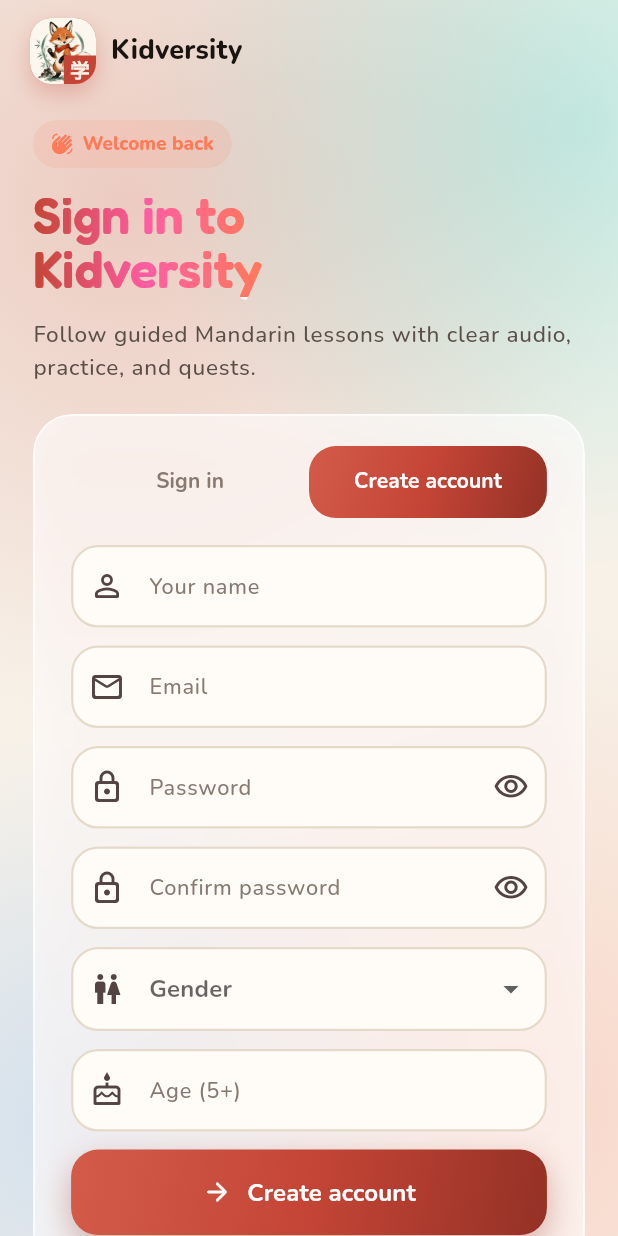
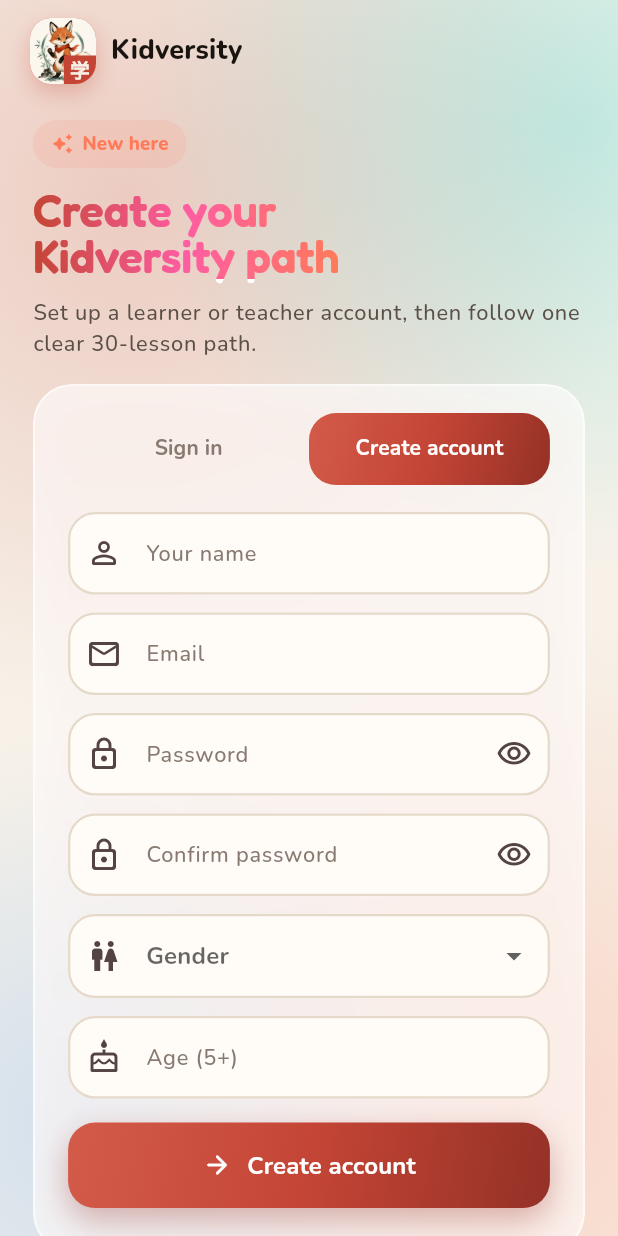
Before and after one commit to DennisOgi/Kidversity, a Flutter app: the AuthScreen screen opened by its route, tab 2 chosen, on a phone screen of 412 x 824 dp. Run offline on Flutter 3.47's test engine with Material 3 defaults, Android fonts, the phone set to English and light mode, and no system bars; our stand-ins replace audioplayers, flutter_dotenv, flutter_riverpod, flutter_tts, go_router, google_fonts and 3 more; accounts and stored records are empty.

Commit message:
Polish mobile auth and landing, drop extra gender options, and stop icon flash.
Co-authored-by: Cursor <cursoragent@cursor.com>

```diff
--- a/lib/features/auth/auth_screen.dart
+++ b/lib/features/auth/auth_screen.dart
@@ -201,7 +201,12 @@ class _AuthScreenState extends ConsumerState<AuthScreen>
                             ? Row(
                                 crossAxisAlignment: CrossAxisAlignment.center,
                                 children: [
-                                  Expanded(child: _HeroPanel(text: text)),
+                                  Expanded(
+                                    child: _HeroPanel(
+                                      text: text,
+                                      signup: _tabs.index == 1,
+                                    ),
+                                  ),
                                   const SizedBox(width: 48),
                                   Expanded(
                                     child: _FormCard(
@@ -236,8 +241,12 @@ class _AuthScreenState extends ConsumerState<AuthScreen>
                               )
                             : Column(
                                 children: [
-                                  _HeroPanel(text: text, compact: true),
-                                  const SizedBox(height: 20),
+                                  _HeroPanel(
+                                    text: text,
+                                    compact: true,
+                                    signup: _tabs.index == 1,
+                                  ),
+                                  const SizedBox(height: 16),
                                   _FormCard(
                                     tabs: _tabs,
                                     text: text,
@@ -282,7 +291,12 @@ class _AuthScreenState extends ConsumerState<AuthScreen>
 class _HeroPanel extends StatelessWidget {
   final TextTheme text;
   final bool compact;
-  const _HeroPanel({required this.text, this.compact = false});
+  final bool signup;
+  const _HeroPanel({
+    required this.text,
+    this.compact = false,
+    this.signup = false,
+  });
 
   @override
   Widget build(BuildContext context) {
@@ -291,12 +305,14 @@ class _HeroPanel extends StatelessWidget {
         crossAxisAlignment: CrossAxisAlignment.start,
         mainAxisSize: MainAxisSize.min,
         children: [
-          const Pill(
-            label: 'Welcome back',
-            icon: Icons.waving_hand_rounded,
+          Pill(
+            label: signup ? 'New here' : 'Welcome back',
+            icon: signup
+                ? Icons.auto_awesome_rounded
+                : Icons.waving_hand_rounded,
             color: AppColors.secondary,
           ),
-          SizedBox(height: compact ? 14 : 22),
+          SizedBox(height: compact ? 12 : 22),
           ShaderMask(
             shaderCallback: (r) => const LinearGradient(
               colors: [
@@ -307,19 +323,25 @@ class _HeroPanel extends StatelessWidget {
             ).createShader(r),
             child: Text(
               compact
-                  ? 'Sign in to\nKidversity'
-                  : 'Your Mandarin path,\nmade clear.',
+                  ? (signup
+                        ? 'Create your\nKidversity path'
+                        : 'Sign in to\nKidversity')
+                  : (signup
+                        ? 'Start your Mandarin\npath today.'
+                        : 'Your Mandarin path,\nmade clear.'),
               style: text.displayMedium?.copyWith(
                 color: Colors.white,
-                fontSize: compact ? 34 : 44,
+                fontSize: compact ? 30 : 44,
                 height: 1.05,
               ),
             ),
           ),
-          const SizedBox(height: 14),
+          const SizedBox(height: 12),
           Text(
-            'Follow guided Mandarin lessons with clear audio, practice, and quests.',
-            style: text.bodyLarge?.copyWith(fontSize: compact ? 15 : 16.5),
+            signup
+                ? 'Set up a learner or teacher account, then follow one clear 30-lesson path.'
+                : 'Follow guided Mandarin lessons with clear audio, practice, and quests.',
+            style: text.bodyLarge?.copyWith(fontSize: compact ? 14.5 : 16.5),
           ),
           if (!compact) ...[
             const SizedBox(height: 28),
@@ -413,7 +435,7 @@ class _FormCard extends StatelessWidget {
       delay: const Duration(milliseconds: 160),
       child: GlassCard(
         frosted: true,
-        padding: const EdgeInsets.fromLTRB(24, 20, 24, 24),
+        padding: const EdgeInsets.fromLTRB(22, 18, 22, 28),
         shadow: AppTheme.softShadow,
         child: Column(
           crossAxisAlignment: CrossAxisAlignment.stretch,
@@ -494,7 +516,7 @@ class _FormCard extends StatelessWidget {
                 ],
               ),
             ],
-            const SizedBox(height: 12),
+            const SizedBox(height: 16),
             GradientButton(
               label: auth.isLoading
                   ? 'Please wait…'
@@ -535,8 +557,6 @@ class _Fields extends StatelessWidget {
   static const _genderOptions = [
     ('female', 'Female'),
     ('male', 'Male'),
-    ('non_binary', 'Non-binary'),
-    ('prefer_not_to_say', 'Prefer not to say'),
   ];
 
   const _Fields({
--- a/lib/features/onboarding/onboarding_screen.dart
+++ b/lib/features/onboarding/onboarding_screen.dart
@@ -457,10 +457,10 @@ class _OnboardingPreview extends StatelessWidget {
                   ),
                   child: AnimatedSwitcher(
                     duration: const Duration(milliseconds: 260),
-                    child: Text(
+                    child: EmojiText(
                       avatar,
                       key: ValueKey(avatar),
-                      style: const TextStyle(fontSize: 38),
+                      size: 38,
                     ),
                   ),
                 ),
@@ -633,7 +633,7 @@ class _AvatarStep extends StatelessWidget {
                     boxShadow: selected == emoji ? AppTheme.cardShadow : null,
                   ),
                   alignment: Alignment.center,
-                  child: Text(emoji, style: const TextStyle(fontSize: 30)),
+                  child: EmojiText(emoji, size: 30),
                 ),
               ),
           ],
--- a/lib/features/student/foundation_path_screen.dart
+++ b/lib/features/student/foundation_path_screen.dart
@@ -359,7 +359,7 @@ class _ModuleSectionState extends State<_ModuleSection> {
               children: [
                 AspectRatio(
                   aspectRatio: 2.4,
-                  child: Image.asset(_coverPath, fit: BoxFit.cover),
+                  child: WarmAssetImage(_coverPath),
                 ),
                 Positioned.fill(
                   child: DecoratedBox(
--- a/lib/features/student/mandarin_lesson_player.dart
+++ b/lib/features/student/mandarin_lesson_player.dart
@@ -10,6 +10,7 @@ import '../../services/mandarin_audio_service.dart';
 import '../../services/supabase_service.dart';
 import '../../theme/app_colors.dart';
 import '../../theme/app_theme.dart';
+import '../../widgets/common.dart';
 import '../../widgets/error_boundary.dart';
 
 enum _FoundationStage { character, explain, dialogue, practice, quest, result }
@@ -395,9 +396,8 @@ class _MandarinLessonPlayerState extends ConsumerState<MandarinLessonPlayer> {
           const SizedBox(height: 22),
           ClipRRect(
             borderRadius: BorderRadius.circular(AppTheme.radiusLg),
-            child: Image.asset(
+            child: const WarmAssetImage(
               'assets/mandarin/four_tones_diagram.png',
-              fit: BoxFit.cover,
             ),
           ),
         ],
--- a/lib/features/student/profile_screen.dart
+++ b/lib/features/student/profile_screen.dart
@@ -75,7 +75,7 @@ class ProfileScreen extends ConsumerWidget {
                   shape: BoxShape.circle,
                 ),
                 alignment: Alignment.center,
-                child: Text(avatar, style: const TextStyle(fontSize: 44)),
+                child: EmojiText(avatar, size: 44),
               ),
               const SizedBox(height: 12),
               Text(
--- a/lib/main.dart
+++ b/lib/main.dart
@@ -102,6 +102,15 @@ Future<void> _initializeApp() async {
 class KidversityApp extends ConsumerWidget {
   const KidversityApp({super.key});
 
+  static const _brandAssets = [
+    AssetImage('assets/mandarin/fox_mascot.png'),
+    AssetImage('assets/mandarin/module_1_first_contact.png'),
+    AssetImage('assets/mandarin/module_2_my_world.png'),
+    AssetImage('assets/mandarin/module_3_everyday_mandarin.png'),
+    AssetImage('assets/mandarin/four_tones_diagram.png'),
+    AssetImage('assets/mandarin/path_state_stamps.png'),
+  ];
+
   @override
   Widget build(BuildContext context, WidgetRef ref) {
     final router = ref.watch(routerProvider);
@@ -110,6 +119,12 @@ class KidversityApp extends ConsumerWidget {
       debugShowCheckedModeBanner: false,
       theme: AppTheme.light,
       routerConfig: router,
+      builder: (context, child) {
+        for (final image in _brandAssets) {
+          precacheImage(image, context);
+        }
+        return child ?? const SizedBox.shrink();
+      },
     );
   }
 }
--- a/lib/theme/app_theme.dart
+++ b/lib/theme/app_theme.dart
@@ -4,9 +4,9 @@ import 'package:google_fonts/google_fonts.dart';
 import 'app_colors.dart';
 
 const _emojiFontFallbacks = [
-  'Noto Color Emoji',
   'Apple Color Emoji',
   'Segoe UI Emoji',
+  'Noto Color Emoji',
   'Segoe UI Symbol',
   'sans-serif',
 ];
```
Also changed, not shown: lib/features/landing/landing_screen.dart (+56 -23 lines), lib/features/student/foundation_practice_screen.dart (+17 -2 lines), lib/widgets/common.dart (+38 -3 lines).
